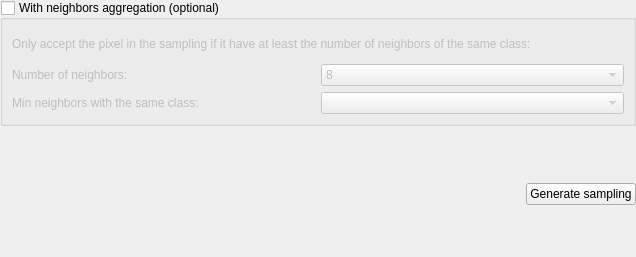
SMByC/AcATaMa, file ui/widget_generate_sampling.ui: the form before one commit.
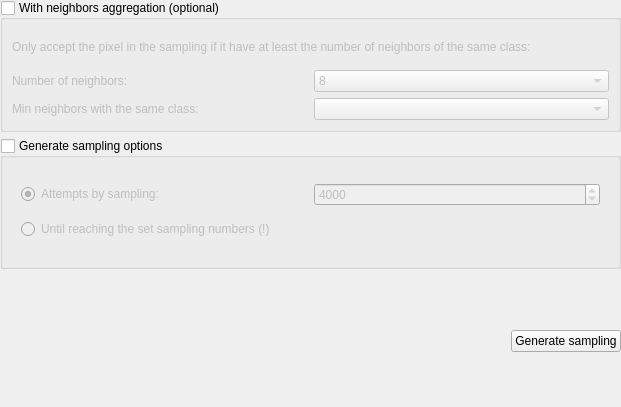
The form after the commit.

Commit message: Implemented the options for generate sampling

What changed in the file:
```diff
--- a/ui/widget_generate_sampling.ui
+++ b/ui/widget_generate_sampling.ui
@@ -6,8 +6,8 @@
    <rect>
     <x>0</x>
     <y>0</y>
-    <width>636</width>
-    <height>257</height>
+    <width>621</width>
+    <height>407</height>
    </rect>
   </property>
   <property name="windowTitle">
@@ -94,6 +94,64 @@
      </layout>
     </widget>
    </item>
+   <item>
+    <widget class="QGroupBox" name="groupBox_generate_sampling_options">
+     <property name="title">
+      <string>Generate sampling options</string>
+     </property>
+     <property name="checkable">
+      <bool>true</bool>
+     </property>
+     <property name="checked">
+      <bool>false</bool>
+     </property>
+     <layout class="QVBoxLayout" name="verticalLayout_4">
+      <item>
+       <widget class="QWidget" name="widget_generate_sampling_options" native="true">
+        <layout class="QGridLayout" name="gridLayout_2">
+         <item row="0" column="0">
+          <widget class="QRadioButton" name="button_attempts_by_sampling">
+           <property name="text">
+            <string>Attempts by sampling:</string>
+           </property>
+           <property name="checked">
+            <bool>true</bool>
+           </property>
+          </widget>
+         </item>
+         <item row="1" column="0" colspan="2">
+          <widget class="QRadioButton" name="button_until_sampling_number">
+           <property name="toolTip">
+            <string>Use this option with precaution, some conditions make
+impossible complete the sampling set configured.</string>
+           </property>
+           <property name="text">
+            <string>Until reaching the set sampling numbers (!)</string>
+           </property>
+           <property name="autoExclusive">
+            <bool>true</bool>
+           </property>
+          </widget>
+         </item>
+         <item row="0" column="1">
+          <widget class="QSpinBox" name="attempts_by_sampling">
+           <property name="maximum">
+            <number>20000</number>
+           </property>
+           <property name="singleStep">
+            <number>50</number>
+           </property>
+           <property name="value">
+            <number>4000</number>
+           </property>
+          </widget>
+         </item>
+        </layout>
+       </widget>
+      </item>
+     </layout>
+    </widget>
+   </item>
    <item>
     <widget class="QWidget" name="widget" native="true">
      <layout class="QHBoxLayout" name="horizontalLayout">
```
Left out of the diff: 16 changed lines with no effect on the pictures. The commit also changes 3 other files.
